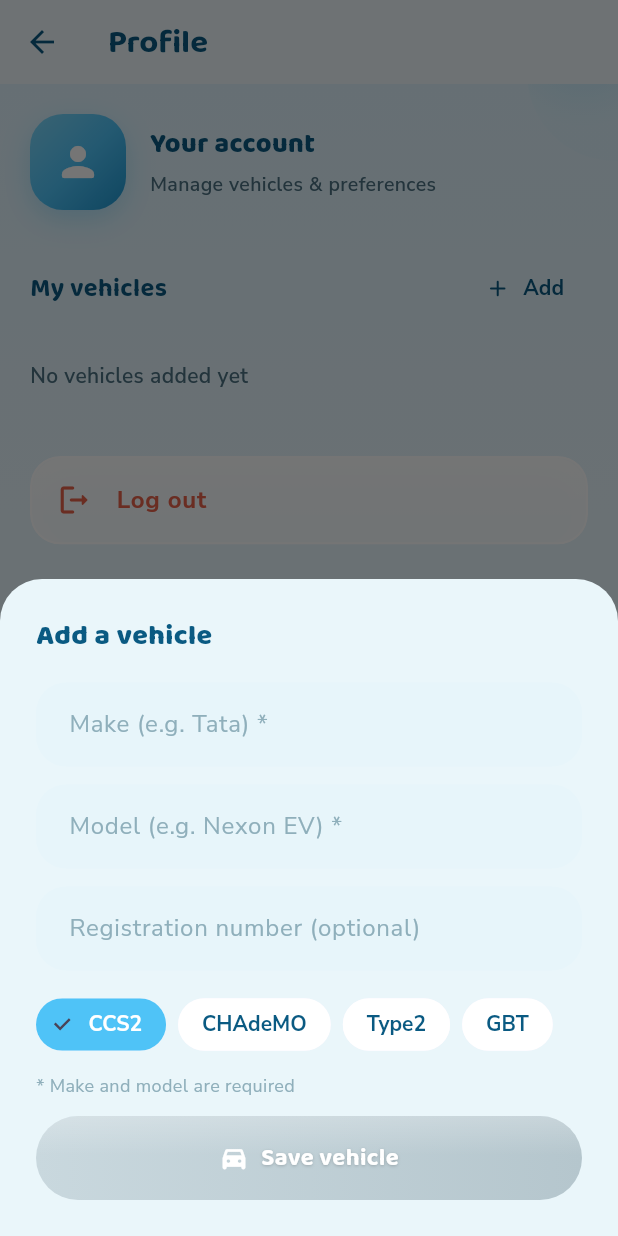
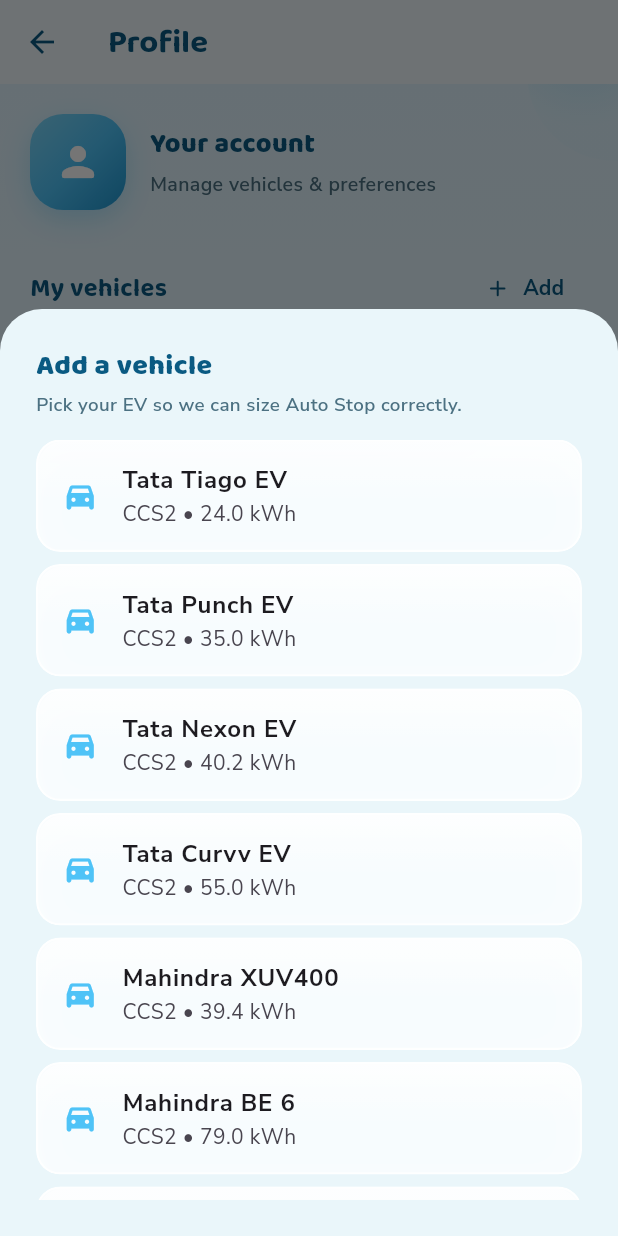
Before and after one commit to abhiram385/EcoCharge, a Flutter app: the ProfileScreen screen opened directly, after a tap on "Add", on a phone screen of 412 x 824 dp. Run offline on Flutter 3.47's test engine with Material 3 defaults, Android fonts, the phone set to English and light mode, and no system bars; our stand-ins replace flutter_secure_storage, geolocator, google_fonts, google_maps_flutter, pin_code_fields, shimmer; accounts and stored records are empty; network calls fail.

Commit message:
Replace free-text Add Vehicle sheet with curated catalog picker + Other fallback
Co-Authored-By: Claude Sonnet 5 <noreply@anthropic.com>

```diff
--- a/frontend/lib/screens/profile/profile_screen.dart
+++ b/frontend/lib/screens/profile/profile_screen.dart
@@ -1,6 +1,7 @@
 import 'package:flutter/material.dart';
 import 'package:google_fonts/google_fonts.dart';
 import '../../theme/app_theme.dart';
+import '../../data/vehicle_catalog.dart';
 import '../../models/models.dart';
 import '../../services/api_service.dart';
 import '../../widgets/aero/aero_background.dart';
@@ -36,98 +37,13 @@ class _ProfileScreenState extends State<ProfileScreen> {
   }
 
   Future<void> _addVehicleSheet() async {
-    final makeCtrl = TextEditingController();
-    final modelCtrl = TextEditingController();
-    final regCtrl = TextEditingController();
-    String connectorType = 'CCS2';
-
-    await showModalBottomSheet(
+    final added = await showModalBottomSheet<bool>(
       context: context,
       backgroundColor: Colors.transparent,
       isScrollControlled: true,
-      builder: (ctx) => Padding(
-        padding: EdgeInsets.only(bottom: MediaQuery.of(ctx).viewInsets.bottom),
-        child: StatefulBuilder(
-          builder: (ctx, setSheetState) {
-            final canSave = makeCtrl.text.trim().isNotEmpty && modelCtrl.text.trim().isNotEmpty;
-            return Container(
-              padding: const EdgeInsets.all(24),
-              decoration: const BoxDecoration(
-                color: AppColors.chromeMist,
-                borderRadius: BorderRadius.vertical(top: Radius.circular(28)),
-              ),
-              child: Column(
-                mainAxisSize: MainAxisSize.min,
-                crossAxisAlignment: CrossAxisAlignment.start,
-                children: [
-                  Text('Add a vehicle', style: GoogleFonts.baloo2(fontSize: 19, fontWeight: FontWeight.w800, color: AppColors.deepAzure)),
-                  const SizedBox(height: 18),
-                  TextField(
-                    controller: makeCtrl,
-                    onChanged: (_) => setSheetState(() {}),
-                    decoration: const InputDecoration(hintText: 'Make (e.g. Tata) *'),
-                  ),
-                  const SizedBox(height: 12),
-                  TextField(
-                    controller: modelCtrl,
-                    onChanged: (_) => setSheetState(() {}),
-                    decoration: const InputDecoration(hintText: 'Model (e.g. Nexon EV) *'),
-                  ),
-                  const SizedBox(height: 12),
-                  TextField(controller: regCtrl, decoration: const InputDecoration(hintText: 'Registration number (optional)')),
-                  const SizedBox(height: 12),
-                  Wrap(
-                    spacing: 8,
-                    children: ['CCS2', 'CHAdeMO', 'Type2', 'GBT'].map((type) {
-                      final sel = connectorType == type;
-                      return ChoiceChip(
-                        label: Text(type),
-                        selected: sel,
-                        onSelected: (_) => setSheetState(() => connectorType = type),
-                        selectedColor: AppColors.skyBlue,
-                        labelStyle: GoogleFonts.nunitoSans(color: sel ? Colors.white : AppColors.deepAzure, fontWeight: FontWeight.w700),
-                        backgroundColor: Colors.white,
-                      );
-                    }).toList(),
-                  ),
-                  const SizedBox(height: 8),
-                  Text('* Make and model are required', style: GoogleFonts.nunitoSans(fontSize: 12, color: AppColors.textMuted)),
-                  const SizedBox(height: 12),
-                  EnergyOrbButton(
-                    label: 'Save vehicle',
-                    icon: Icons.directions_car_filled_rounded,
-                    green: true,
-                    width: double.infinity,
-                    onPressed: !canSave
-                        ? null
-                        : () async {
-                            final make = makeCtrl.text.trim();
-                            final model = modelCtrl.text.trim();
-                            final regNumber = regCtrl.text.trim();
-                            Navigator.pop(ctx);
-                            try {
-                              await _api.addVehicle(
-                                make: make,
-                                model: model,
-                                connectorType: connectorType,
-                                regNumber: regNumber.isEmpty ? null : regNumber,
-                              );
-                              _load();
-                            } catch (e) {
-                              if (!mounted) return;
-                              ScaffoldMessenger.of(context).showSnackBar(
-                                SnackBar(content: Text('Could not save vehicle: $e')),
-                              );
-                            }
-                          },
-                  ),
-                ],
-              ),
-            );
-          },
-        ),
-      ),
+      builder: (ctx) => const _AddVehicleSheetContent(),
     );
+    if (added == true) _load();
   }
 
   Future<void> _logout() async {
@@ -203,7 +119,9 @@ class _ProfileScreenState extends State<ProfileScreen> {
                         contentPadding: const EdgeInsets.symmetric(horizontal: 16, vertical: 4),
                         leading: const Icon(Icons.directions_car_filled_rounded, color: AppColors.skyBlue),
                         title: Text(v.displayName, style: GoogleFonts.nunitoSans(fontWeight: FontWeight.w700)),
-                        subtitle: Text('${v.connectorType}${v.regNumber != null ? ' • ${v.regNumber}' : ''}'),
+                        subtitle: Text(
+                          '${v.connectorType} • ${v.batteryCapacityKwh.toStringAsFixed(1)} kWh${v.regNumber != null ? ' • ${v.regNumber}' : ''}',
+                        ),
                         trailing: v.isDefault
                             ? const Chip(label: Text('Default', style: TextStyle(fontSize: 11)))
                             : IconButton(
@@ -232,3 +150,217 @@ class _ProfileScreenState extends State<ProfileScreen> {
     );
   }
 }
+
+class _AddVehicleSheetContent extends StatefulWidget {
+  const _AddVehicleSheetContent();
+
+  @override
+  State<_AddVehicleSheetContent> createState() => _AddVehicleSheetContentState();
+}
+
+class _AddVehicleSheetContentState extends State<_AddVehicleSheetContent> {
+  final _api = ApiService();
+  bool _showManualForm = false;
+  bool _saving = false;
+
+  final _makeCtrl = TextEditingController();
+  final _modelCtrl = TextEditingController();
+  final _capacityCtrl = TextEditingController();
+  String _manualConnectorType = 'CCS2';
+
+  @override
+  void dispose() {
+    _makeCtrl.dispose();
+    _modelCtrl.dispose();
+    _capacityCtrl.dispose();
+    super.dispose();
+  }
+
+  Future<void> _saveCatalogEntry(VehicleCatalogEntry entry) async {
+    setState(() => _saving = true);
+    try {
+      await _api.addVehicle(
+        make: entry.make,
+        model: entry.model,
+        connectorType: entry.connectorType,
+        batteryCapacityKwh: entry.capacityKwh,
+      );
+      if (!mounted) return;
+      Navigator.pop(context, true);
+    } catch (e) {
+      if (!mounted) return;
+      setState(() => _saving = false);
+      ScaffoldMessenger.of(context).showSnackBar(
+        SnackBar(content: Text('Could not save vehicle: $e')),
+      );
+    }
+  }
+
+  Future<void> _saveManualEntry() async {
+    final make = _makeCtrl.text.trim();
+    final model = _modelCtrl.text.trim();
+    final capacity = double.tryParse(_capacityCtrl.text.trim());
+    if (make.isEmpty || model.isEmpty || capacity == null || capacity <= 0) return;
+
+    setState(() => _saving = true);
+    try {
+      await _api.addVehicle(
+        make: make,
+        model: model,
+        connectorType: _manualConnectorType,
+        batteryCapacityKwh: capacity,
+      );
+      if (!mounted) return;
+      Navigator.pop(context, true);
+    } catch (e) {
+      if (!mounted) return;
+      setState(() => _saving = false);
+      ScaffoldMessenger.of(context).showSnackBar(
+        SnackBar(content: Text('Could not save vehicle: $e')),
+      );
+    }
+  }
+
+  @override
+  Widget build(BuildContext context) {
+    return Padding(
+      padding: EdgeInsets.only(bottom: MediaQuery.of(context).viewInsets.bottom),
+      child: Container(
+        constraints: BoxConstraints(maxHeight: MediaQuery.of(context).size.height * 0.75),
+        padding: const EdgeInsets.all(24),
+        decoration: const BoxDecoration(
+          color: AppColors.chromeMist,
+          borderRadius: BorderRadius.vertical(top: Radius.circular(28)),
+        ),
+        child: _showManualForm ? _manualForm() : _catalogList(),
+      ),
+    );
+  }
+
+  Widget _catalogList() {
+    return Column(
+      mainAxisSize: MainAxisSize.min,
+      crossAxisAlignment: CrossAxisAlignment.start,
+      children: [
+        Text('Add a vehicle', style: GoogleFonts.baloo2(fontSize: 19, fontWeight: FontWeight.w800, color: AppColors.deepAzure)),
+        const SizedBox(height: 4),
+        Text(
+          'Pick your EV so we can size Auto Stop correctly.',
+          style: GoogleFonts.nunitoSans(color: AppColors.textSecondary, fontWeight: FontWeight.w600, fontSize: 12.5),
+        ),
+        const SizedBox(height: 14),
+        Flexible(
+          child: ListView.builder(
+            shrinkWrap: true,
+            itemCount: kVehicleCatalog.length + 1,
+            itemBuilder: (context, i) {
+              if (i == kVehicleCatalog.length) {
+                return Padding(
+                  padding: const EdgeInsets.only(bottom: 4),
+                  child: GlassPanel(
+                    padding: EdgeInsets.zero,
+                    radius: 16,
+                    child: ListTile(
+                      leading: const Icon(Icons.edit_note_rounded, color: AppColors.skyBlue),
+                      title: Text('Other / not listed', style: GoogleFonts.nunitoSans(fontWeight: FontWeight.w700)),
+                      onTap: _saving ? null : () => setState(() => _showManualForm = true),
+                    ),
+                  ),
+                );
+              }
+              final entry = kVehicleCatalog[i];
+              return Padding(
+                padding: const EdgeInsets.only(bottom: 8),
+                child: GlassPanel(
+                  padding: EdgeInsets.zero,
+                  radius: 16,
+                  child: ListTile(
+                    leading: const Icon(Icons.directions_car_filled_rounded, color: AppColors.skyBlue),
+                    title: Text(entry.displayName, style: GoogleFonts.nunitoSans(fontWeight: FontWeight.w700)),
+                    subtitle: Text('${entry.connectorType} • ${entry.capacityKwh.toStringAsFixed(1)} kWh'),
+                    onTap: _saving ? null : () => _saveCatalogEntry(entry),
+                  ),
+                ),
+              );
+            },
+          ),
+        ),
+        if (_saving)
+          const Padding(
+            padding: EdgeInsets.only(top: 12),
+            child: Center(child: CircularProgressIndicator(color: AppColors.skyBlue)),
+          ),
+      ],
+    );
+  }
+
+  Widget _manualForm() {
+    return StatefulBuilder(
+      builder: (ctx, setSheetState) {
+        final canSave = _makeCtrl.text.trim().isNotEmpty &&
+            _modelCtrl.text.trim().isNotEmpty &&
+            (double.tryParse(_capacityCtrl.text.trim()) ?? 0) > 0;
+        return Column(
+          mainAxisSize: MainAxisSize.min,
+          crossAxisAlignment: CrossAxisAlignment.start,
+          children: [
+            Row(
+              children: [
+                IconButton(
+                  icon: const Icon(Icons.arrow_back_rounded, color: AppColors.deepAzure),
+                  onPressed: () => setState(() => _showManualForm = false),
+                ),
+                Text('Add your vehicle', style: GoogleFonts.baloo2(fontSize: 19, fontWeight: FontWeight.w800, color: AppColors.deepAzure)),
+              ],
+            ),
+            const SizedBox(height: 10),
+            TextField(
+              controller: _makeCtrl,
+              onChanged: (_) => setSheetState(() {}),
+              decoration: const InputDecoration(hintText: 'Make (e.g. Tata) *'),
+            ),
+            const SizedBox(height: 12),
+            TextField(
+              controller: _modelCtrl,
+              onChanged: (_) => setSheetState(() {}),
+              decoration: const InputDecoration(hintText: 'Model (e.g. Nexon EV) *'),
+            ),
+            const SizedBox(height: 12),
+            TextField(
+              controller: _capacityCtrl,
+              keyboardType: const TextInputType.numberWithOptions(decimal: true),
+              onChanged: (_) => setSheetState(() {}),
+              decoration: const InputDecoration(hintText: 'Battery capacity in kWh (e.g. 40) *'),
+            ),
+            const SizedBox(height: 12),
+            Wrap(
+              spacing: 8,
+              children: ['CCS2', 'Type2'].map((type) {
+                final sel = _manualConnectorType == type;
+                return ChoiceChip(
+                  label: Text(type),
+                  selected: sel,
+                  onSelected: (_) => setSheetState(() => _manualConnectorType = type),
+                  selectedColor: AppColors.skyBlue,
+                  labelStyle: GoogleFonts.nunitoSans(color: sel ? Colors.white : AppColors.deepAzure, fontWeight: FontWeight.w700),
+                  backgroundColor: Colors.white,
+                );
+              }).toList(),
+            ),
+            const SizedBox(height: 8),
+            Text('* Make, model, and capacity are required', style: GoogleFonts.nunitoSans(fontSize: 12, color: AppColors.textMuted)),
+            const SizedBox(height: 12),
+            EnergyOrbButton(
+              label: 'Save vehicle',
+              icon: Icons.directions_car_filled_rounded,
+              green: true,
+              width: double.infinity,
+              loading: _saving,
+              onPressed: !canSave || _saving ? null : _saveManualEntry,
+            ),
+          ],
+        );
+      },
+    );
+  }
+}
```
